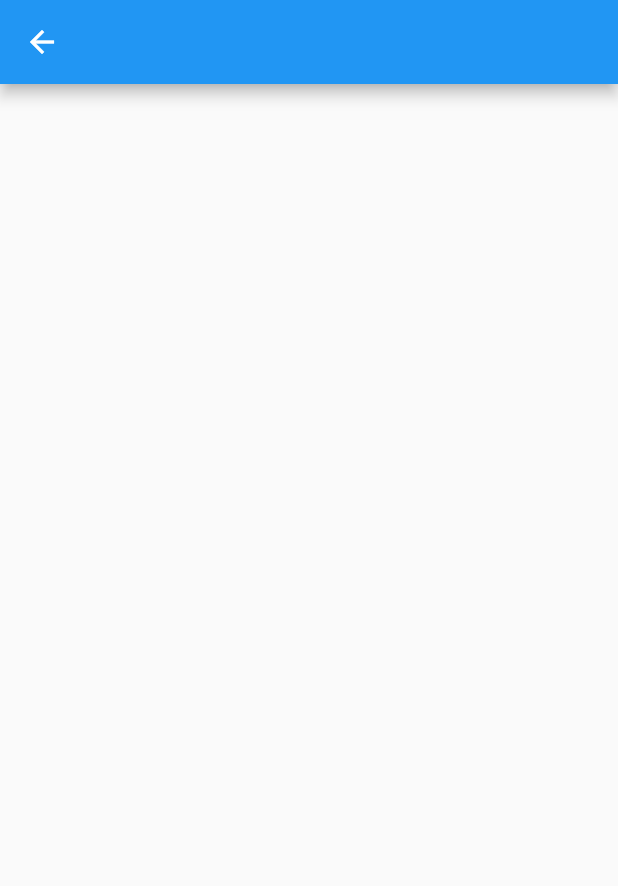
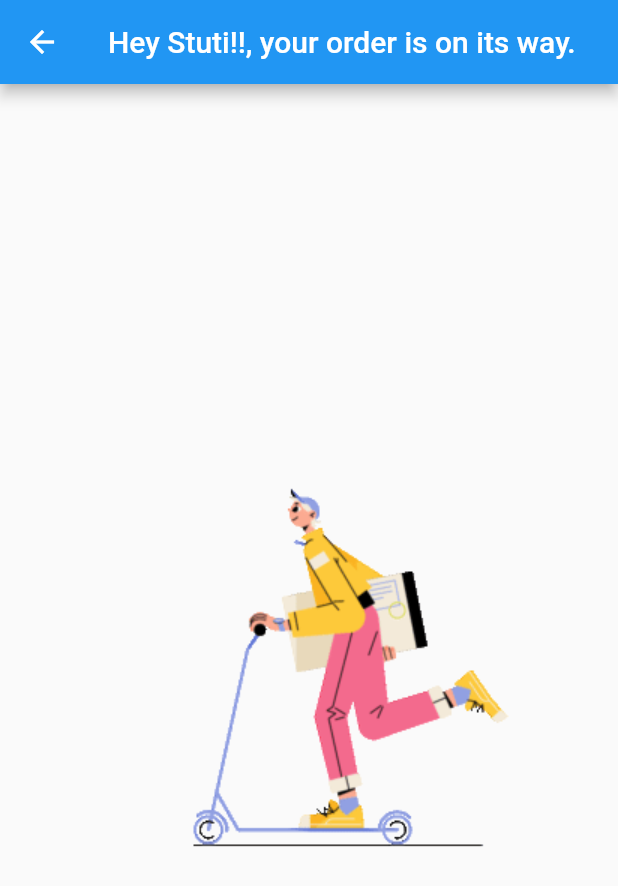
Before and after one commit to stuti1312/flutter_basics, a Flutter app: the SecondPage screen opened directly, on a phone screen of 412 x 824 dp. Shown: the top 886 px of the screen. Run offline on Flutter 3.47's test engine with Material 2 defaults, Android fonts, the phone set to English and light mode, and no system bars.

Commit message:
adding gif

```diff
--- a/lib/main.dart
+++ b/lib/main.dart
@@ -50,13 +50,15 @@ class FirstPage extends StatelessWidget {
 
 class SecondPage extends StatelessWidget {
   const SecondPage({super.key});
-
   @override
   Widget build(BuildContext context) {
     return Scaffold(
-        appBar: AppBar(
-            //this is to remove back button which is bydefault provided
-            // automaticallyImplyLeading:false,
-            ));
+      appBar: AppBar(
+        title: const Text("Hey Stuti!!, your order is on its way."),
+      ),
+      body: Center(
+        child: Image.asset("assets/gifs/delivery-man.gif"),
+      ),
+    );
   }
 }
--- a/pubspec.yaml
+++ b/pubspec.yaml
@@ -74,6 +74,8 @@ flutter:
   # To add assets to your application, add an assets section, like this:
   assets:
     - assets/images/nature.jpeg
+    - assets/gifs/delivery-man.gif
+
   #   - images/a_dot_ham.jpeg
 
   # An image asset can refer to one or more resolution-specific "variants", see
```
Also changed, not shown: assets/gifs/delivery-man.gif (added).
